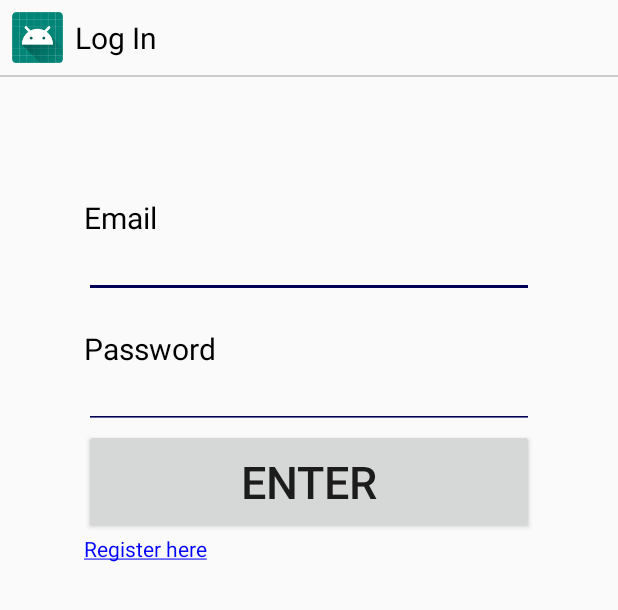
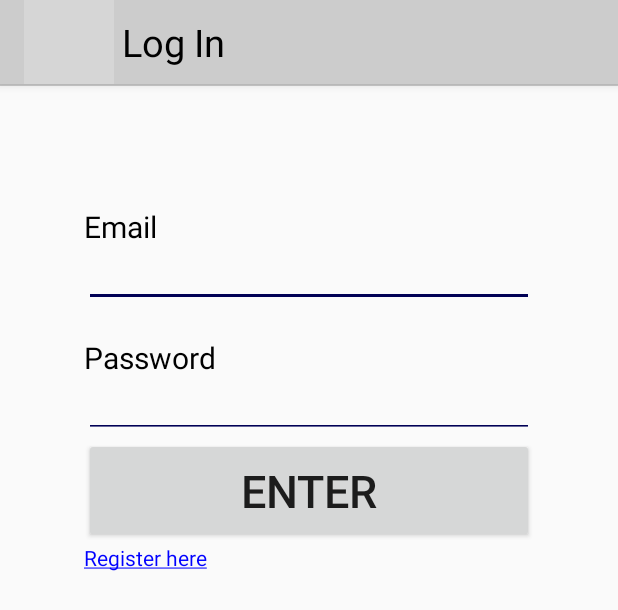
Before and after one commit to fabiansvensson/Olivia_Fabian, an Android app: the layout activity_login.xml on its own in the app's theme, with its tools: preview values and no code run, on a phone screen of 412 x 824 dp. Shown: the top 610 px of the screen. Run offline under Robolectric (Android 15) with nearby library versions, the phone set to English and light mode, and no system bars; grey boxes are pictures that could not be loaded.

Commit message:
Added a toolbar

```diff
--- a/app/build.gradle
+++ b/app/build.gradle
@@ -22,6 +22,7 @@ dependencies {
     implementation fileTree(dir: 'libs', include: ['*.jar'])
     implementation 'com.android.support:appcompat-v7:28.0.0'
     implementation 'com.android.support.constraint:constraint-layout:1.1.3'
+    implementation "com.android.support:support-core-utils:28.0.0"
     testImplementation 'junit:junit:4.12'
     androidTestImplementation 'com.android.support.test:runner:1.0.2'
     androidTestImplementation 'com.android.support.test.espresso:espresso-core:3.0.2'
--- a/app/src/main/AndroidManifest.xml
+++ b/app/src/main/AndroidManifest.xml
@@ -8,7 +8,7 @@
         android:label="@string/app_name"
         android:roundIcon="@mipmap/ic_launcher_round"
         android:supportsRtl="true"
-        android:theme="@style/AppTheme">
+        android:theme="@style/Theme.AppCompat.Light.NoActionBar">
         <activity android:name=".WelcomeScreen">
             <intent-filter>
                 <action android:name="android.intent.action.MAIN" />
@@ -18,6 +18,4 @@
         </activity>
         <activity android:name=".Login"></activity>
     </application>
-
-
 </manifest>
--- a/app/src/main/res/layout/activity_login.xml
+++ b/app/src/main/res/layout/activity_login.xml
@@ -2,32 +2,44 @@
 <LinearLayout xmlns:android="http://schemas.android.com/apk/res/android"
     android:layout_width="match_parent"
     android:layout_height="match_parent"
+    xmlns:app="http://schemas.android.com/apk/res-auto"
     android:orientation="vertical"
     android:weightSum="100">
 
-    <LinearLayout
+
+    <android.support.v7.widget.Toolbar
+        android:id="@+id/my_toolbar"
         android:layout_width="match_parent"
-        android:layout_height="50dp"
-        android:orientation="horizontal">
+        android:layout_height="?attr/actionBarSize"
+        android:background="@color/lightGrey"
+        android:elevation="4dp"
+        android:theme="@style/ThemeOverlay.AppCompat.ActionBar"
+        app:popupTheme="@style/ThemeOverlay.AppCompat.Light">
+
+        <RelativeLayout
+            android:layout_width="match_parent"
+            android:layout_height="match_parent">
             <ImageView
                 android:id="@+id/logo"
-            android:layout_width="50dp"
-            android:layout_height="50dp"
-            android:src="@mipmap/ic_launcher"
-            android:paddingLeft="8dp"
-            android:paddingRight="8dp"
+                android:layout_width="60dp"
+                android:layout_height="60dp"
+                android:src="@drawable/logo"
                 android:layout_gravity="center_vertical"
                 />
-
             <TextView
                 android:id="@+id/logintitle"
                 android:layout_width="wrap_content"
                 android:textColor="@color/black"
-            android:textSize="20dp"
-            android:layout_gravity="center_vertical"
+                android:textSize="25dp"
+                android:layout_marginLeft="5dp"
+                android:layout_toRightOf="@id/logo"
+                android:layout_centerVertical="true"
                 android:text="@string/logintitle"
                 android:layout_height="wrap_content" />
-    </LinearLayout>
+        </RelativeLayout>
+
+
+    </android.support.v7.widget.Toolbar>
 
     <View
         android:layout_width="match_parent"
@@ -100,7 +112,4 @@
 
     </LinearLayout>
 
-
-
-
 </LinearLayout>
--- a/app/src/main/res/values/colors.xml
+++ b/app/src/main/res/values/colors.xml
@@ -9,5 +9,6 @@
     <color name="DarkBlue">#000033</color>
     <color name="Grey">#888888</color>
     <color name="NavyBlue">#000055</color>
+    <color name="SmoothBlue">#0040A0</color>
     <color name="IntenseBlue">#0000FF</color>
 </resources>
--- a/build.gradle
+++ b/build.gradle
@@ -8,7 +8,6 @@ buildscript {
     }
     dependencies {
         classpath 'com.android.tools.build:gradle:3.3.0'
-
         // NOTE: Do not place your application dependencies here; they belong
         // in the individual module build.gradle files
     }
```
Also changed, not shown: app/src/main/java/com/example/olivia_fabian/Login.java (+34 -0 lines), app/src/main/res/menu/actionbar.xml (added, +9 -0 lines). Lines whose indentation alone changed are shown as unchanged.
